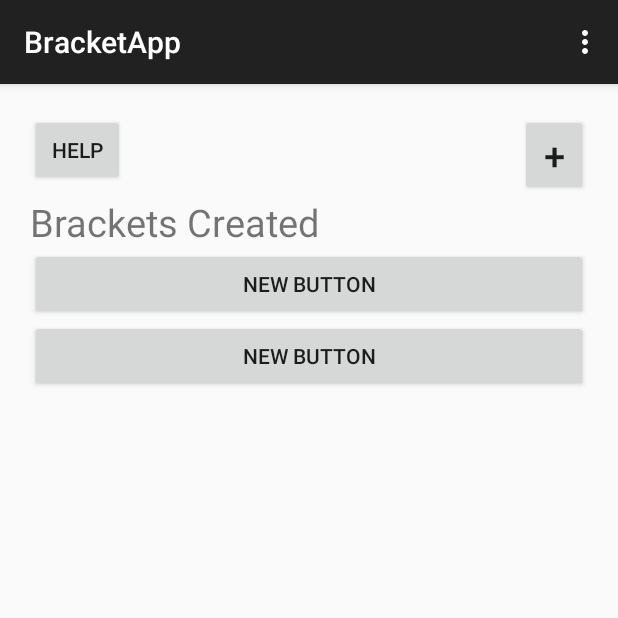
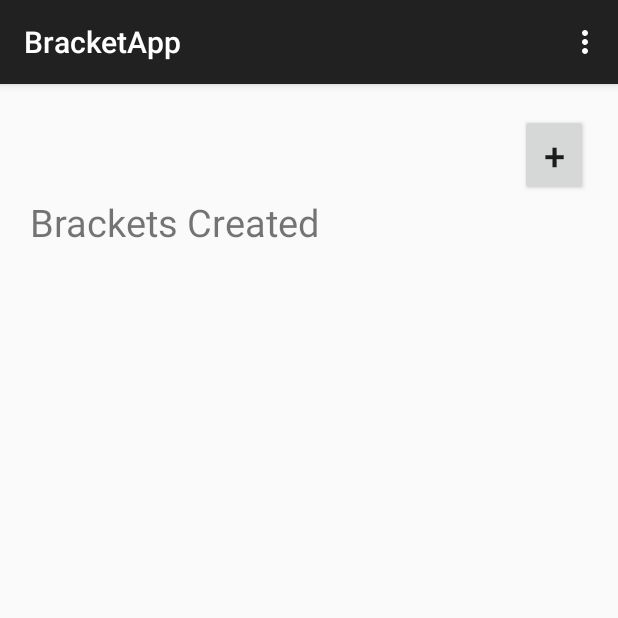
Before and after one commit to aak849/AndroidBracketGenerator0, an Android app: the MainActivity screen opened directly, with no data from a screen before it, on a phone screen of 412 x 824 dp, the top half of it. Run offline under Robolectric (Android 15) with nearby library versions, the phone set to English and light mode, and no system bars; libraries missing offline, so code that uses them is left out: com.firebase.client.

Commit message:
most recent

```diff
--- a/app/src/main/res/layout/activity_main.xml
+++ b/app/src/main/res/layout/activity_main.xml
@@ -1,4 +1,6 @@
-<RelativeLayout xmlns:android="http://schemas.android.com/apk/res/android"
+
+
+<LinearLayout xmlns:android="http://schemas.android.com/apk/res/android"
     xmlns:tools="http://schemas.android.com/tools" android:layout_width="match_parent"
     android:layout_height="match_parent"
     android:padding="20dp"
@@ -17,16 +19,11 @@
         android:layout_alignParentRight="true"
         android:layout_alignParentEnd="true" />
 
-    <Button
-        android:layout_width="63dp"
-        android:layout_height="wrap_content"
-        android:text="Help"
-        android:onClick="onGetHelpClick"
-        android:layout_gravity="center_horizontal"
-        android:layout_alignTop="@+id/button"
-        android:layout_alignParentLeft="true"
-        android:layout_alignParentStart="true" />
-
+    <ScrollView
+        android:layout_width="fill_parent"
+        android:layout_height="fill_parent"
+        android:scrollbars="none"
+        android:layout_weight="1">
     <TableLayout
         android:layout_width="wrap_content"
         android:layout_height="wrap_content"
@@ -49,32 +46,9 @@
         </TableRow>
 
 
-        <TableRow
-            android:layout_width="fill_parent"
-            android:layout_height="fill_parent">
+
+    </TableLayout>
+    </ScrollView>
 
 
-            <Button
-                android:layout_width="fill_parent"
-                android:layout_height="wrap_content"
-                android:text="New Button"
-                android:id="@+id/button2"
-                android:layout_column="0" />
-        </TableRow>
-
-        <TableRow
-            android:layout_width="fill_parent"
-            android:layout_height="fill_parent">
-
-
-            <Button
-                android:layout_width="wrap_content"
-                android:layout_height="wrap_content"
-                android:text="New Button"
-                android:id="@+id/button3"
-                android:layout_column="0" />
-        </TableRow>
-    </TableLayout>
-
-
-</RelativeLayout>
+</LinearLayout>
```
